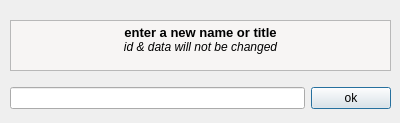
The window that edit_name.ui (Netsrik80/Activity-Manager) describes before a commit, drawn with Qt 5.
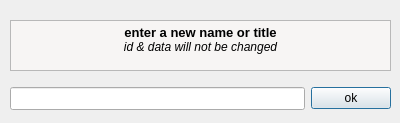
The same window after the commit.

Patch:
```diff
--- a/edit_name.ui
+++ b/edit_name.ui
@@ -13,7 +13,7 @@
   <property name="windowTitle">
    <string>Dialog</string>
   </property>
-  <widget class="QWidget" name="">
+  <widget class="QWidget" name="layoutWidget">
    <property name="geometry">
     <rect>
      <x>10</x>
@@ -84,7 +84,15 @@
     <item>
      <layout class="QHBoxLayout" name="horizontalLayout">
       <item>
-       <widget class="QLineEdit" name="lineEdit"/>
+       <widget class="QLineEdit" name="lineEdit">
+        <property name="font">
+         <font>
+          <pointsize>10</pointsize>
+          <weight>75</weight>
+          <bold>true</bold>
+         </font>
+        </property>
+       </widget>
       </item>
       <item>
        <widget class="QPushButton" name="pushButton">
```
